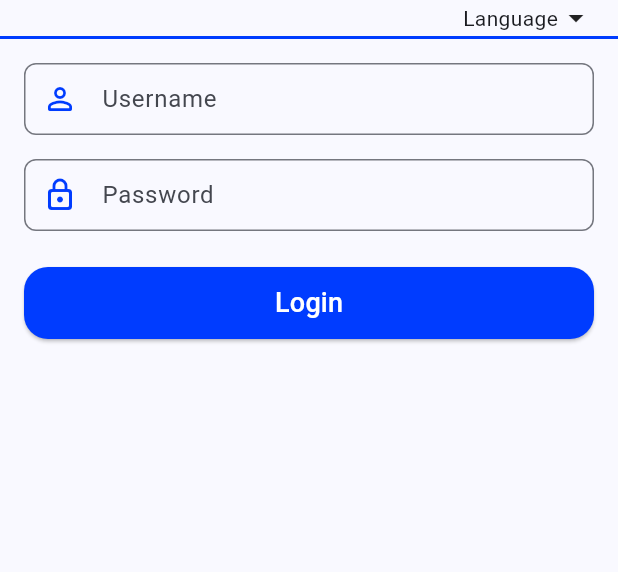
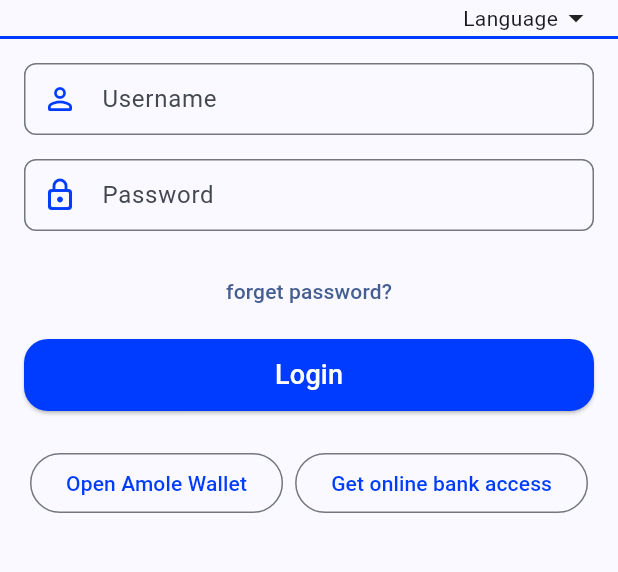
Before and after one commit to fikireab-m/amole-lite-clone, a Flutter app: the screen it shows after launch, on a phone screen of 412 x 824 dp, the part 156-728 px from its top. Run offline on Flutter 3.47's test engine with Material 3 defaults, Android fonts, the phone set to English and light mode, and no system bars.

Commit message:
added fotgot password + btn bar

```diff
--- a/lib/pages/login/login.dart
+++ b/lib/pages/login/login.dart
@@ -1,7 +1,7 @@
 import 'package:amole_lite/config/path.dart';
+import 'package:amole_lite/pages/login/widgets/btn_bar.dart';
 import 'package:amole_lite/pages/login/widgets/common_btn.dart';
 import 'package:amole_lite/pages/login/widgets/form.dart';
-import 'package:amole_lite/widgets/input_field.dart';
 import 'package:flutter/material.dart';
 
 class LoginPage extends StatefulWidget {
@@ -63,13 +63,26 @@ class _LoginPageState extends State<LoginPage> {
           ),
           const FormContainer(),
           Padding(
-            padding: const EdgeInsets.all(16.0),
-            child: ButCommon(
-              callback: () {},
-              command: 'Login',
-              color: const Color(0xFF003CFF),
+            padding: const EdgeInsets.symmetric(
+              horizontal: 16.0,
+              vertical: 8.0,
             ),
-          )
+            child: Column(
+              children: [
+                TextButton(
+                  onPressed: () {},
+                  child: const Text('forget password?'),
+                ),
+                const SizedBox(height: 8.0),
+                ButCommon(
+                  callback: () {},
+                  command: 'Login',
+                  color: const Color(0xFF003CFF),
+                ),
+              ],
+            ),
+          ),
+          const LoginBtnBar(),
         ],
       ),
     );
--- /dev/null
+++ b/lib/pages/login/widgets/btn_bar.dart
@@ -0,0 +1,23 @@
+import 'package:amole_lite/pages/login/widgets/outlined_btn.dart';
+import 'package:flutter/material.dart';
+
+class LoginBtnBar extends StatelessWidget {
+  const LoginBtnBar({super.key});
+
+  @override
+  Widget build(BuildContext context) {
+    return Padding(
+      padding: const EdgeInsets.all(16.0),
+      child: Wrap(
+        alignment: WrapAlignment.center,
+        spacing: 8.0,
+        runAlignment: WrapAlignment.center,
+        runSpacing: 8.0,
+        children: [
+          BtnOutlined(callback: () {}, command: 'Open Amole Wallet'),
+          BtnOutlined(callback: () {}, command: 'Get online bank access'),
+        ],
+      ),
+    );
+  }
+}
--- a/lib/pages/login/widgets/form.dart
+++ b/lib/pages/login/widgets/form.dart
@@ -27,7 +27,7 @@ class FormContainer extends StatelessWidget {
               lable: 'Password',
               isPassword: true,
               hintText: 'Your password',
-            )
+            ),
           ],
         ),
       ),
--- a/lib/pages/login/widgets/outlined_btn.dart
+++ b/lib/pages/login/widgets/outlined_btn.dart
@@ -14,7 +14,12 @@ class _BtnOutlinedState extends State<BtnOutlined> {
   Widget build(BuildContext context) {
     return OutlinedButton(
       onPressed: widget.callback,
-      child: Text(widget.command),
+      style: OutlinedButton.styleFrom(
+        foregroundColor: const Color(0xFF003CFF),
+      ),
+      child: Text(
+        widget.command,
+      ),
     );
   }
 }
```
